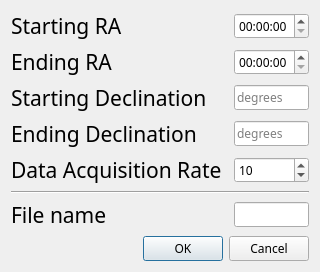
finnjames/verdant-shores, file threepio/layouts/obs.ui: the form before one commit.
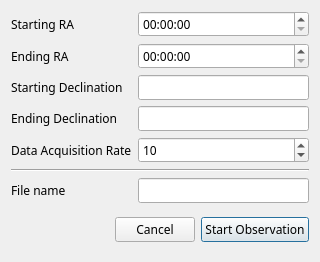
The form after the commit.

```diff
--- a/threepio/layouts/obs.ui
+++ b/threepio/layouts/obs.ui
@@ -6,39 +6,51 @@
    <rect>
     <x>0</x>
     <y>0</y>
-    <width>300</width>
-    <height>260</height>
+    <width>320</width>
+    <height>262</height>
    </rect>
   </property>
   <property name="windowTitle">
    <string>Dialog</string>
   </property>
   <layout class="QGridLayout" name="gridLayout">
-   <item row="8" column="3">
-    <widget class="QLineEdit" name="file_name_value">
-     <property name="font">
-      <font>
-       <family>IBM Plex Mono</family>
-      </font>
-     </property>
-    </widget>
-   </item>
-   <item row="9" column="1" colspan="3">
-    <widget class="QDialogButtonBox" name="dialog_button_box">
+   <item row="0" column="1">
+    <widget class="QLabel" name="start_label">
      <property name="font">
       <font>
        <family>IBM Plex Sans</family>
       </font>
      </property>
-     <property name="orientation">
-      <enum>Qt::Horizontal</enum>
+     <property name="text">
+      <string>Starting RA</string>
      </property>
-     <property name="standardButtons">
-      <set>QDialogButtonBox::Cancel|QDialogButtonBox::Ok</set>
+     <property name="alignment">
+      <set>Qt::AlignLeading|Qt::AlignLeft|Qt::AlignVCenter</set>
      </property>
     </widget>
    </item>
-   <item row="1" column="3">
+   <item row="0" column="2">
+    <widget class="QTimeEdit" name="start_time">
+     <property name="font">
+      <font>
+       <family>IBM Plex Mono</family>
+      </font>
+     </property>
+     <property name="displayFormat">
+      <string>HH:mm:ss</string>
+     </property>
+    </widget>
+   </item>
+   <item row="4" column="2">
+    <widget class="QLineEdit" name="ending_dec">
+     <property name="font">
+      <font>
+       <family>IBM Plex Mono</family>
+      </font>
+     </property>
+    </widget>
+   </item>
+   <item row="1" column="2">
     <widget class="QDateTimeEdit" name="end_time">
      <property name="font">
       <font>
@@ -50,7 +62,46 @@
      </property>
     </widget>
    </item>
-   <item row="6" column="3">
+   <item row="2" column="1">
+    <widget class="QLabel" name="start_dec_label">
+     <property name="font">
+      <font>
+       <family>IBM Plex Sans</family>
+      </font>
+     </property>
+     <property name="text">
+      <string>Starting Declination</string>
+     </property>
+     <property name="alignment">
+      <set>Qt::AlignLeading|Qt::AlignLeft|Qt::AlignVCenter</set>
+     </property>
+    </widget>
+   </item>
+   <item row="4" column="1">
+    <widget class="QLabel" name="end_dec_label">
+     <property name="font">
+      <font>
+       <family>IBM Plex Sans</family>
+      </font>
+     </property>
+     <property name="text">
+      <string>Ending Declination</string>
+     </property>
+     <property name="alignment">
+      <set>Qt::AlignLeading|Qt::AlignLeft|Qt::AlignVCenter</set>
+     </property>
+    </widget>
+   </item>
+   <item row="8" column="2">
+    <widget class="QLineEdit" name="file_name_value">
+     <property name="font">
+      <font>
+       <family>IBM Plex Mono</family>
+      </font>
+     </property>
+    </widget>
+   </item>
+   <item row="6" column="2">
     <widget class="QSpinBox" name="data_acquisition_rate_value">
      <property name="font">
       <font>
@@ -65,24 +116,11 @@
      </property>
     </widget>
    </item>
-   <item row="2" column="3">
-    <widget class="QLineEdit" name="starting_dec">
-     <property name="font">
-      <font>
-       <family>IBM Plex Mono</family>
-      </font>
-     </property>
-     <property name="placeholderText">
-      <string>degrees</string>
-     </property>
-    </widget>
-   </item>
    <item row="1" column="1">
     <widget class="QLabel" name="end_label">
      <property name="font">
       <font>
        <family>IBM Plex Sans</family>
-       <pointsize>16</pointsize>
       </font>
      </property>
      <property name="text">
@@ -93,51 +131,16 @@
      </property>
     </widget>
    </item>
-   <item row="4" column="1">
-    <widget class="QLabel" name="end_dec_label">
-     <property name="font">
-      <font>
-       <family>IBM Plex Sans</family>
-       <pointsize>16</pointsize>
-      </font>
-     </property>
-     <property name="text">
-      <string>Ending Declination</string>
-     </property>
-     <property name="alignment">
-      <set>Qt::AlignLeading|Qt::AlignLeft|Qt::AlignVCenter</set>
-     </property>
-    </widget>
-   </item>
-   <item row="4" column="3">
-    <widget class="QLineEdit" name="ending_dec">
+   <item row="2" column="2">
+    <widget class="QLineEdit" name="starting_dec">
      <property name="font">
       <font>
        <family>IBM Plex Mono</family>
       </font>
      </property>
-     <property name="placeholderText">
-      <string>degrees</string>
-     </property>
     </widget>
    </item>
-   <item row="0" column="1">
-    <widget class="QLabel" name="start_label">
-     <property name="font">
-      <font>
-       <family>IBM Plex Sans</family>
-       <pointsize>16</pointsize>
-      </font>
-     </property>
-     <property name="text">
-      <string>Starting RA</string>
-     </property>
-     <property name="alignment">
-      <set>Qt::AlignLeading|Qt::AlignLeft|Qt::AlignVCenter</set>
-     </property>
-    </widget>
-   </item>
-   <item row="7" column="1" colspan="3">
+   <item row="7" column="1" colspan="2">
     <widget class="Line" name="line">
      <property name="sizePolicy">
       <sizepolicy hsizetype="Minimum" vsizetype="Fixed">
@@ -155,7 +158,6 @@
      <property name="font">
       <font>
        <family>IBM Plex Sans</family>
-       <pointsize>16</pointsize>
       </font>
      </property>
      <property name="text">
@@ -169,24 +171,11 @@
      </property>
     </widget>
    </item>
-   <item row="0" column="3">
-    <widget class="QTimeEdit" name="start_time">
-     <property name="font">
-      <font>
-       <family>IBM Plex Mono</family>
-      </font>
-     </property>
-     <property name="displayFormat">
-      <string>HH:mm:ss</string>
-     </property>
-    </widget>
-   </item>
    <item row="8" column="1">
     <widget class="QLabel" name="file_name_label">
      <property name="font">
       <font>
        <family>IBM Plex Sans</family>
-       <pointsize>16</pointsize>
       </font>
      </property>
      <property name="text">
@@ -197,20 +186,59 @@
      </property>
     </widget>
    </item>
-   <item row="2" column="1">
-    <widget class="QLabel" name="start_dec_label">
-     <property name="font">
-      <font>
-       <family>IBM Plex Sans</family>
-       <pointsize>16</pointsize>
-      </font>
-     </property>
-     <property name="text">
-      <string>Starting Declination</string>
-     </property>
-     <property name="alignment">
-      <set>Qt::AlignLeading|Qt::AlignLeft|Qt::AlignVCenter</set>
-     </property>
+   <item row="9" column="1" colspan="2">
+    <widget class="QWidget" name="button_box" native="true">
+     <layout class="QGridLayout" name="gridLayout_2">
+      <property name="leftMargin">
+       <number>0</number>
+      </property>
+      <property name="topMargin">
+       <number>0</number>
+      </property>
+      <property name="rightMargin">
+       <number>0</number>
+      </property>
+      <property name="bottomMargin">
+       <number>0</number>
+      </property>
+      <item row="0" column="2">
+       <widget class="QPushButton" name="accept_button">
+        <property name="font">
+         <font>
+          <family>IBM Plex Sans</family>
+         </font>
+        </property>
+        <property name="text">
+         <string>Start Observation</string>
+        </property>
+       </widget>
+      </item>
+      <item row="0" column="1">
+       <widget class="QPushButton" name="cancel_button">
+        <property name="font">
+         <font>
+          <family>IBM Plex Sans</family>
+         </font>
+        </property>
+        <property name="text">
+         <string>Cancel</string>
+        </property>
+       </widget>
+      </item>
+      <item row="0" column="0">
+       <spacer name="horizontalSpacer">
+        <property name="orientation">
+         <enum>Qt::Horizontal</enum>
+        </property>
+        <property name="sizeHint" stdset="0">
+         <size>
+          <width>40</width>
+          <height>20</height>
+         </size>
+        </property>
+       </spacer>
+      </item>
+     </layout>
     </widget>
    </item>
   </layout>
```
Left out of the diff: 30 changed lines with no effect on the pictures.
